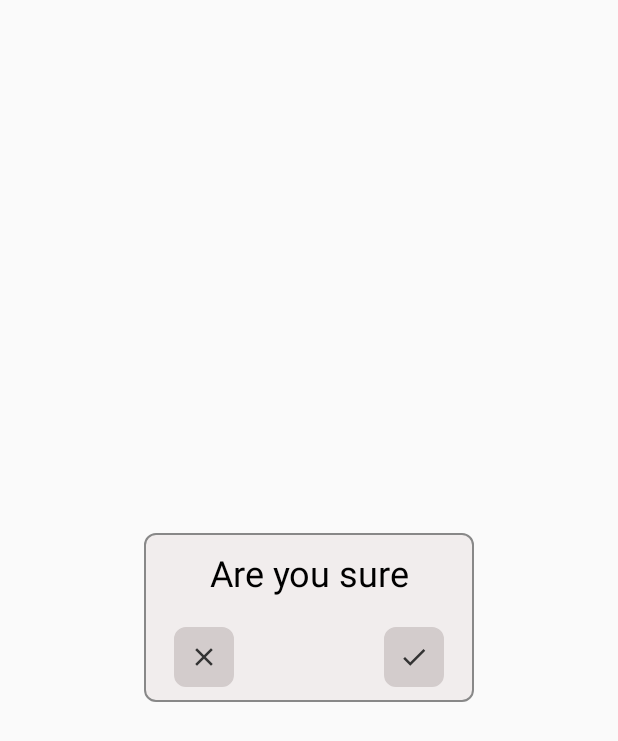
After one commit to UnresolvedCold/BITS_Eats, an Android app: the layout dialog_confirm_mess_skip.xml on its own in the app's theme, with its tools: preview values and no code run, on a phone screen of 412 x 824 dp. The commit adds this screen. Shown: the top 741 px of the screen. Run offline under Robolectric (Android 15) with nearby library versions, the phone set to English and light mode, and no system bars.

Commit message:
Completed the sign in of user and skip mess functionality

```diff
--- /dev/null
+++ b/app/src/main/res/drawable-anydpi/ic_close.xml
@@ -0,0 +1,10 @@
+<vector xmlns:android="http://schemas.android.com/apk/res/android"
+    android:width="24dp"
+    android:height="24dp"
+    android:viewportWidth="24"
+    android:viewportHeight="24"
+    android:tint="#333333">
+    <path
+        android:fillColor="#FF000000"
+        android:pathData="M19,6.41L17.59,5 12,10.59 6.41,5 5,6.41 10.59,12 5,17.59 6.41,19 12,13.41 17.59,19 19,17.59 13.41,12z"/>
+</vector>
--- /dev/null
+++ b/app/src/main/res/drawable-anydpi/ic_done.xml
@@ -0,0 +1,10 @@
+<vector xmlns:android="http://schemas.android.com/apk/res/android"
+    android:width="24dp"
+    android:height="24dp"
+    android:viewportWidth="24"
+    android:viewportHeight="24"
+    android:tint="#333333">
+    <path
+        android:fillColor="#FF000000"
+        android:pathData="M9,16.2L4.8,12l-1.4,1.4L9,19 21,7l-1.4,-1.4L9,16.2z"/>
+</vector>
--- /dev/null
+++ b/app/src/main/res/layout/dialog_confirm_mess_skip.xml
@@ -0,0 +1,55 @@
+<?xml version="1.0" encoding="utf-8"?>
+<LinearLayout
+    xmlns:android="http://schemas.android.com/apk/res/android"
+    android:orientation="vertical"
+    android:layout_width="match_parent"
+    android:layout_height="match_parent"
+    android:gravity="center">
+
+    <LinearLayout
+        android:layout_width="wrap_content"
+        android:layout_height="wrap_content"
+        android:gravity="center"
+        android:orientation="vertical"
+        android:background="@drawable/button_background">
+
+        <TextView
+            android:id="@+id/confirm_text"
+            android:layout_width="wrap_content"
+            android:layout_height="wrap_content"
+            android:minWidth="200dp"
+            android:textSize="24sp"
+            android:textColor="#000000"
+            android:gravity="center"
+            android:text="Are you sure"
+            android:layout_marginBottom="20dp"
+            />
+
+        <RelativeLayout
+            android:layout_width="match_parent"
+            android:layout_height="match_parent">
+
+            <ImageView
+                android:id="@+id/confirm_cancel"
+                android:background="@drawable/button_background_2"
+                android:layout_width="40dp"
+                android:layout_height="40dp"
+                android:layout_alignParentStart="true"
+                android:layout_marginStart="10dp"
+                android:src="@drawable/ic_close" />
+
+            <ImageView
+                android:id="@+id/confirm_corr"
+                android:background="@drawable/button_background_2"
+                android:layout_width="40dp"
+                android:layout_height="40dp"
+                android:layout_alignParentEnd="true"
+                android:layout_marginEnd="10dp"
+                android:src="@drawable/ic_done"/>
+
+        </RelativeLayout>
+
+
+    </LinearLayout>
+
+</LinearLayout>
--- a/app/src/main/res/values/colors.xml
+++ b/app/src/main/res/values/colors.xml
@@ -27,5 +27,11 @@
     <color name="WHITE">#FFFFFF</color>
     <color name="GREY">#999999</color>
 
+    <color name="colorBar">#F5F5F5</color>
+    <color name="colorBackGround">#E4E4E4</color>
+    <color name="colorTextMain">#0C0C0C</color>
+    <color name="colorTextBack">#7C7C7C</color>
+    <color name="colorIcons">#636363</color>
+
 
 </resources>
```
Also changed, not shown: app/src/main/AndroidManifest.xml (+20 -10 lines), app/src/main/java/com/schwifty/bits_delivery/Login_Register.java (+11 -0 lines), app/src/main/java/com/schwifty/bits_delivery/ProfileActivity.java (+115 -45 lines), app/src/main/res/layout/activity_main.xml (+14 -4 lines), app/src/main/res/layout/activity_profile.xml (+28 -17 lines), app/src/main/res/drawable-hdpi/ic_close.png (added), app/src/main/res/drawable-hdpi/ic_done.png (added), app/src/main/res/drawable-mdpi/ic_close.png (added), app/src/main/res/drawable-mdpi/ic_done.png (added), app/src/main/res/drawable-xhdpi/ic_close.png (added), app/src/main/res/drawable-xhdpi/ic_done.png (added), app/src/main/res/drawable-xxhdpi/ic_close.png (added), app/src/main/res/drawable-xxhdpi/ic_done.png (added).
